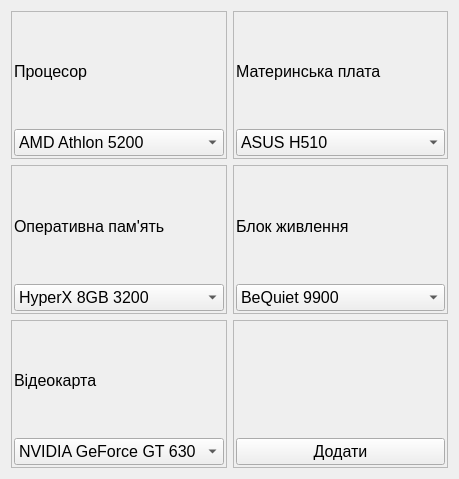
Old version of the form src/components.ui in the repository doliinyk/PC-Constructor.
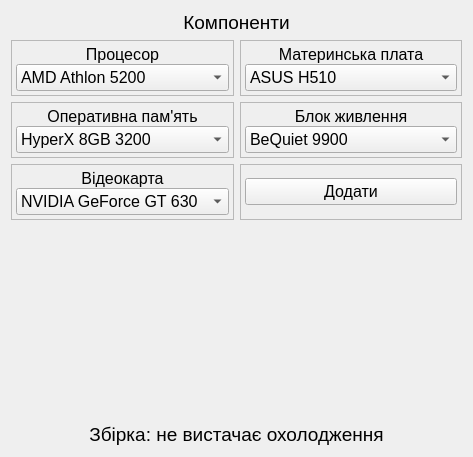
New version of the form.

```diff
--- a/src/components.ui
+++ b/src/components.ui
@@ -6,129 +6,15 @@
    <rect>
     <x>0</x>
     <y>0</y>
-    <width>459</width>
-    <height>479</height>
+    <width>473</width>
+    <height>457</height>
    </rect>
   </property>
   <property name="windowTitle">
    <string>Form</string>
   </property>
   <layout class="QGridLayout" name="gridLayout_8">
-   <item row="0" column="0">
-    <widget class="QFrame" name="frame">
-     <property name="frameShape">
-      <enum>QFrame::StyledPanel</enum>
-     </property>
-     <property name="frameShadow">
-      <enum>QFrame::Plain</enum>
-     </property>
-     <layout class="QGridLayout" name="gridLayout">
-      <property name="leftMargin">
-       <number>2</number>
-      </property>
-      <property name="topMargin">
-       <number>2</number>
-      </property>
-      <property name="rightMargin">
-       <number>2</number>
-      </property>
-      <property name="bottomMargin">
-       <number>2</number>
-      </property>
-      <item row="0" column="0">
-       <layout class="QVBoxLayout" name="verticalLayout" stretch="0,0">
-        <property name="spacing">
-         <number>0</number>
-        </property>
-        <item>
-         <widget class="QLabel" name="label">
-          <property name="font">
-           <font>
-            <pointsize>12</pointsize>
-           </font>
-          </property>
-          <property name="text">
-           <string>Процесор</string>
-          </property>
-         </widget>
-        </item>
-        <item>
-         <widget class="QComboBox" name="comboBox">
-          <property name="font">
-           <font>
-            <pointsize>12</pointsize>
-           </font>
-          </property>
-          <item>
-           <property name="text">
-            <string>AMD Athlon 5200</string>
-           </property>
-          </item>
-         </widget>
-        </item>
-       </layout>
-      </item>
-     </layout>
-    </widget>
-   </item>
-   <item row="0" column="1">
-    <widget class="QFrame" name="frame_3">
-     <property name="frameShape">
-      <enum>QFrame::StyledPanel</enum>
-     </property>
-     <property name="frameShadow">
-      <enum>QFrame::Plain</enum>
-     </property>
-     <layout class="QGridLayout" name="gridLayout_2">
-      <property name="leftMargin">
-       <number>2</number>
-      </property>
-      <property name="topMargin">
-       <number>2</number>
-      </property>
-      <property name="rightMargin">
-       <number>2</number>
-      </property>
-      <property name="bottomMargin">
-       <number>2</number>
-      </property>
-      <item row="0" column="0">
-       <layout class="QVBoxLayout" name="verticalLayout_3" stretch="0,0">
-        <property name="spacing">
-         <number>0</number>
-        </property>
-        <item>
-         <widget class="QLabel" name="label_2">
-          <property name="font">
-           <font>
-            <pointsize>12</pointsize>
-           </font>
-          </property>
-          <property name="text">
-           <string>Материнська плата</string>
-          </property>
-         </widget>
-        </item>
-        <item>
-         <widget class="QComboBox" name="comboBox_3">
-          <property name="font">
-           <font>
-            <pointsize>12</pointsize>
-           </font>
-          </property>
-          <item>
-           <property name="text">
-            <string>ASUS H510</string>
-           </property>
-          </item>
-         </widget>
-        </item>
-       </layout>
-      </item>
-     </layout>
-    </widget>
-   </item>
-   <item row="1" column="0">
+   <item row="2" column="0">
     <widget class="QFrame" name="frame_4">
      <property name="frameShape">
       <enum>QFrame::StyledPanel</enum>
@@ -138,16 +24,16 @@
      </property>
      <layout class="QGridLayout" name="gridLayout_5">
       <property name="leftMargin">
-       <number>2</number>
+       <number>4</number>
       </property>
       <property name="topMargin">
-       <number>2</number>
+       <number>4</number>
       </property>
       <property name="rightMargin">
-       <number>2</number>
+       <number>4</number>
       </property>
       <property name="bottomMargin">
-       <number>2</number>
+       <number>4</number>
       </property>
       <item row="0" column="0">
        <layout class="QVBoxLayout" name="verticalLayout_4" stretch="0,0">
@@ -164,6 +50,9 @@
           <property name="text">
            <string>Оперативна пам'ять</string>
           </property>
+          <property name="alignment">
+           <set>Qt::AlignCenter</set>
+          </property>
          </widget>
         </item>
         <item>
@@ -185,64 +74,22 @@
      </layout>
     </widget>
    </item>
-   <item row="1" column="1">
-    <widget class="QFrame" name="frame_5">
-     <property name="frameShape">
-      <enum>QFrame::StyledPanel</enum>
+   <item row="0" column="0" colspan="2">
+    <widget class="QLabel" name="label_6">
+     <property name="font">
+      <font>
+       <pointsize>14</pointsize>
+      </font>
      </property>
-     <property name="frameShadow">
-      <enum>QFrame::Plain</enum>
+     <property name="text">
+      <string>Компоненти</string>
      </property>
-     <layout class="QGridLayout" name="gridLayout_6">
-      <property name="leftMargin">
-       <number>2</number>
-      </property>
-      <property name="topMargin">
-       <number>2</number>
-      </property>
-      <property name="rightMargin">
-       <number>2</number>
-      </property>
-      <property name="bottomMargin">
-       <number>2</number>
-      </property>
-      <item row="0" column="0">
-       <layout class="QVBoxLayout" name="verticalLayout_2" stretch="0,0">
-        <property name="spacing">
-         <number>0</number>
-        </property>
-        <item>
-         <widget class="QLabel" name="label_4">
-          <property name="font">
-           <font>
-            <pointsize>12</pointsize>
-           </font>
-          </property>
-          <property name="text">
-           <string>Блок живлення</string>
-          </property>
-         </widget>
-        </item>
-        <item>
-         <widget class="QComboBox" name="comboBox_4">
-          <property name="font">
-           <font>
-            <pointsize>12</pointsize>
-           </font>
-          </property>
-          <item>
-           <property name="text">
-            <string>BeQuiet 9900</string>
-           </property>
-          </item>
-         </widget>
-        </item>
-       </layout>
-      </item>
-     </layout>
+     <property name="alignment">
+      <set>Qt::AlignCenter</set>
+     </property>
     </widget>
    </item>
-   <item row="2" column="0">
+   <item row="3" column="0">
     <widget class="QFrame" name="frame_6">
      <property name="frameShape">
       <enum>QFrame::StyledPanel</enum>
@@ -252,16 +99,16 @@
      </property>
      <layout class="QGridLayout" name="gridLayout_7">
       <property name="leftMargin">
-       <number>2</number>
+       <number>4</number>
       </property>
       <property name="topMargin">
-       <number>2</number>
+       <number>4</number>
       </property>
       <property name="rightMargin">
-       <number>2</number>
+       <number>4</number>
       </property>
       <property name="bottomMargin">
-       <number>2</number>
+       <number>4</number>
       </property>
       <item row="0" column="0">
        <layout class="QVBoxLayout" name="verticalLayout_5" stretch="0,0">
@@ -281,6 +128,9 @@
           <property name="text">
            <string>Відеокарта</string>
           </property>
+          <property name="alignment">
+           <set>Qt::AlignCenter</set>
+          </property>
          </widget>
         </item>
         <item>
@@ -305,7 +155,200 @@
      </layout>
     </widget>
    </item>
+   <item row="4" column="0" colspan="2">
+    <spacer name="verticalSpacer">
+     <property name="orientation">
+      <enum>Qt::Vertical</enum>
+     </property>
+     <property name="sizeHint" stdset="0">
+      <size>
+       <width>20</width>
+       <height>40</height>
+      </size>
+     </property>
+    </spacer>
+   </item>
+   <item row="1" column="1">
+    <widget class="QFrame" name="frame_3">
+     <property name="frameShape">
+      <enum>QFrame::StyledPanel</enum>
+     </property>
+     <property name="frameShadow">
+      <enum>QFrame::Plain</enum>
+     </property>
+     <layout class="QGridLayout" name="gridLayout_2">
+      <property name="leftMargin">
+       <number>4</number>
+      </property>
+      <property name="topMargin">
+       <number>4</number>
+      </property>
+      <property name="rightMargin">
+       <number>4</number>
+      </property>
+      <property name="bottomMargin">
+       <number>4</number>
+      </property>
+      <item row="0" column="0">
+       <layout class="QVBoxLayout" name="verticalLayout_3" stretch="0,0">
+        <property name="spacing">
+         <number>0</number>
+        </property>
+        <item>
+         <widget class="QLabel" name="label_2">
+          <property name="font">
+           <font>
+            <pointsize>12</pointsize>
+           </font>
+          </property>
+          <property name="text">
+           <string>Материнська плата</string>
+          </property>
+          <property name="alignment">
+           <set>Qt::AlignCenter</set>
+          </property>
+         </widget>
+        </item>
+        <item>
+         <widget class="QComboBox" name="comboBox_3">
+          <property name="font">
+           <font>
+            <pointsize>12</pointsize>
+           </font>
+          </property>
+          <item>
+           <property name="text">
+            <string>ASUS H510</string>
+           </property>
+          </item>
+         </widget>
+        </item>
+       </layout>
+      </item>
+     </layout>
+    </widget>
+   </item>
    <item row="2" column="1">
+    <widget class="QFrame" name="frame_5">
+     <property name="frameShape">
+      <enum>QFrame::StyledPanel</enum>
+     </property>
+     <property name="frameShadow">
+      <enum>QFrame::Plain</enum>
+     </property>
+     <layout class="QGridLayout" name="gridLayout_6">
+      <property name="leftMargin">
+       <number>4</number>
+      </property>
+      <property name="topMargin">
+       <number>4</number>
+      </property>
+      <property name="rightMargin">
+       <number>4</number>
+      </property>
+      <property name="bottomMargin">
+       <number>4</number>
+      </property>
+      <item row="0" column="0">
+       <layout class="QVBoxLayout" name="verticalLayout_2" stretch="0,0">
+        <property name="spacing">
+         <number>0</number>
+        </property>
+        <item>
+         <widget class="QLabel" name="label_4">
+          <property name="font">
+           <font>
+            <pointsize>12</pointsize>
+           </font>
+          </property>
+          <property name="text">
+           <string>Блок живлення</string>
+          </property>
+          <property name="alignment">
+           <set>Qt::AlignCenter</set>
+          </property>
+         </widget>
+        </item>
+        <item>
+         <widget class="QComboBox" name="comboBox_4">
+          <property name="font">
+           <font>
+            <pointsize>12</pointsize>
+           </font>
+          </property>
+          <item>
+           <property name="text">
+            <string>BeQuiet 9900</string>
+           </property>
+          </item>
+         </widget>
+        </item>
+       </layout>
+      </item>
+     </layout>
+    </widget>
+   </item>
+   <item row="1" column="0">
+    <widget class="QFrame" name="frame">
+     <property name="frameShape">
+      <enum>QFrame::StyledPanel</enum>
+     </property>
+     <property name="frameShadow">
+      <enum>QFrame::Plain</enum>
+     </property>
+     <layout class="QGridLayout" name="gridLayout">
+      <property name="leftMargin">
+       <number>4</number>
+      </property>
+      <property name="topMargin">
+       <number>4</number>
+      </property>
+      <property name="rightMargin">
+       <number>4</number>
+      </property>
+      <property name="bottomMargin">
+       <number>4</number>
+      </property>
+      <item row="0" column="0">
+       <layout class="QVBoxLayout" name="verticalLayout" stretch="0,0">
+        <property name="spacing">
+         <number>0</number>
+        </property>
+        <item>
+         <widget class="QLabel" name="label">
+          <property name="font">
+           <font>
+            <pointsize>12</pointsize>
+           </font>
+          </property>
+          <property name="text">
+           <string>Процесор</string>
+          </property>
+          <property name="alignment">
+           <set>Qt::AlignCenter</set>
+          </property>
+         </widget>
+        </item>
+        <item>
+         <widget class="QComboBox" name="comboBox">
+          <property name="font">
+           <font>
+            <pointsize>12</pointsize>
+           </font>
+          </property>
+          <item>
+           <property name="text">
+            <string>AMD Athlon 5200</string>
+           </property>
+          </item>
+         </widget>
+        </item>
+       </layout>
+      </item>
+     </layout>
+    </widget>
+   </item>
+   <item row="3" column="1">
     <widget class="QFrame" name="frame_2">
      <property name="frameShape">
       <enum>QFrame::StyledPanel</enum>
@@ -315,32 +358,25 @@
      </property>
      <layout class="QGridLayout" name="gridLayout_4">
       <property name="leftMargin">
-       <number>2</number>
+       <number>4</number>
       </property>
       <property name="topMargin">
-       <number>2</number>
+       <number>4</number>
       </property>
       <property name="rightMargin">
-       <number>2</number>
+       <number>4</number>
       </property>
       <property name="bottomMargin">
-       <number>2</number>
+       <number>4</number>
       </property>
       <property name="spacing">
        <number>2</number>
       </property>
       <item row="0" column="0">
-       <layout class="QVBoxLayout" name="verticalLayout_6" stretch="0,0">
+       <layout class="QVBoxLayout" name="verticalLayout_6" stretch="0">
         <property name="spacing">
          <number>0</number>
         </property>
-        <item>
-         <widget class="QLabel" name="label_6">
-          <property name="text">
-           <string/>
-          </property>
-         </widget>
-        </item>
         <item>
          <widget class="QPushButton" name="pushButton">
           <property name="font">
@@ -358,6 +394,21 @@
      </layout>
     </widget>
    </item>
+   <item row="5" column="0" colspan="2">
+    <widget class="QLabel" name="label_7">
+     <property name="font">
+      <font>
+       <pointsize>14</pointsize>
+      </font>
+     </property>
+     <property name="text">
+      <string>Збірка: не вистачає охолодження</string>
+     </property>
+     <property name="alignment">
+      <set>Qt::AlignCenter</set>
+     </property>
+    </widget>
+   </item>
   </layout>
  </widget>
  <resources/>
```
